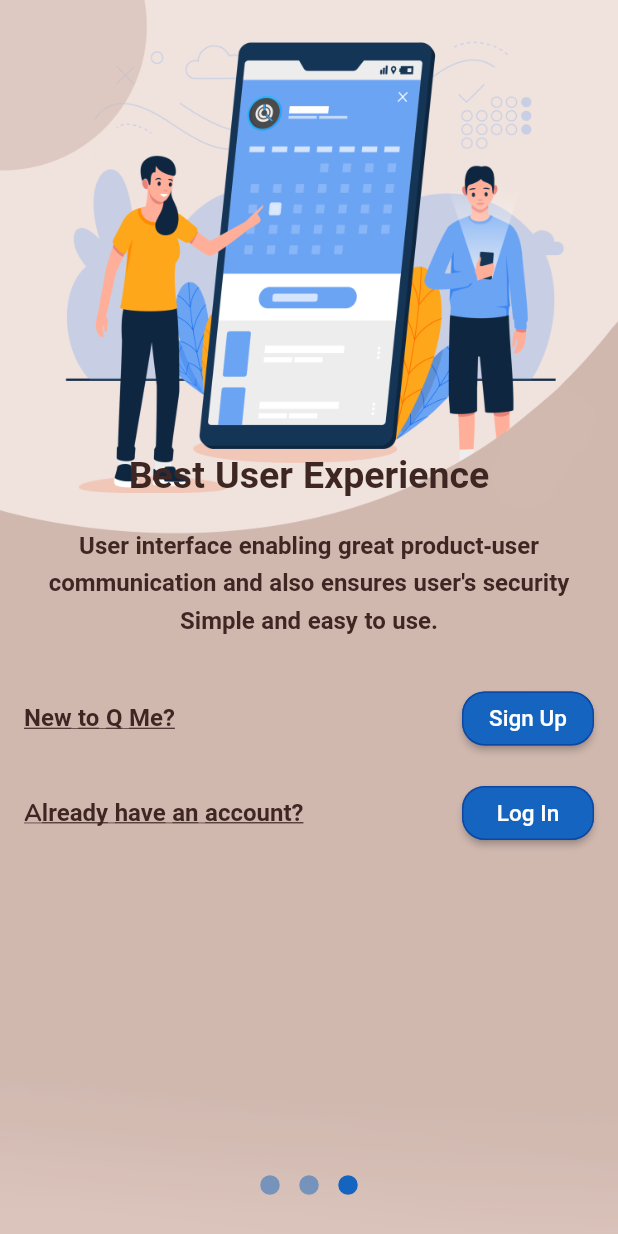
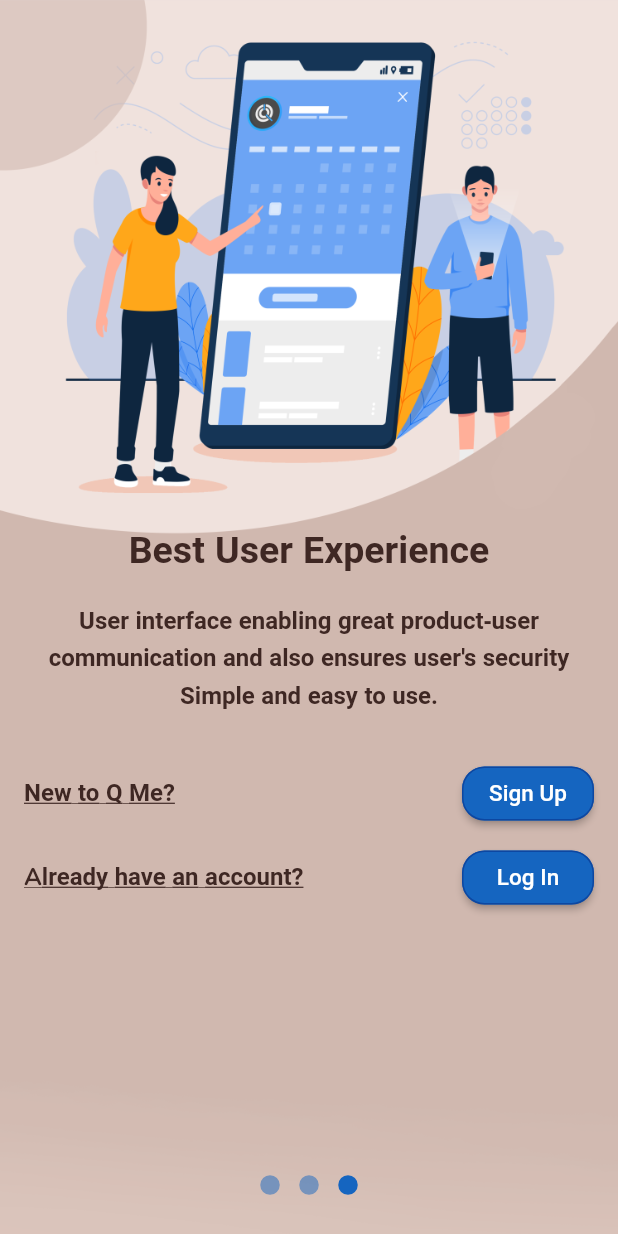
Before and after one commit to Q-Me/q_me, a Flutter app: the IntroScreen screen opened by its route, swiped to page 3, on a phone screen of 412 x 824 dp. Run offline on Flutter 3.47's test engine with Material 2 defaults, Android fonts, the light colour scheme and no system bars; drawn by our look-alikes of intro_slider; our stand-ins replace bloc, cached_network_image, carousel_pro, cloud_firestore, country_code_picker, equatable and 15 more; missing offline and left inert: assorted_layout_widgets, calendar_strip, checkbox_formfield, icon_shadow, keyboard_avoider, maps_launcher and 1 more; accounts and stored records are empty; Roboto replaces fonts that are missing (Avenir); project files that could hold a hidden picture were left out.

Commit message:
Fixed text overlay on image

```diff
--- a/lib/views/introSlider.dart
+++ b/lib/views/introSlider.dart
@@ -3,6 +3,8 @@
 import 'package:intro_slider/dot_animation_enum.dart';
 import 'package:intro_slider/intro_slider.dart';
 import 'package:intro_slider/slide_object.dart';
+import 'package:qme/utilities/logger.dart';
+import 'package:qme/views/home.dart';
 import 'package:qme/views/signin.dart';
 import 'package:qme/views/signup.dart';
 
@@ -67,6 +69,7 @@
     slides.add(
       new Slide(
           widgetDescription: Column(
+            mainAxisAlignment: MainAxisAlignment.end,
             children: [
               Center(
                 child: Text(
@@ -79,7 +82,8 @@
                       fontSize: 16.0),
                 ),
               ),
-              Padding(padding: EdgeInsets.only(top: 30.0)),
+              // Padding(padding: EdgeInsets.only(top: 30.0)),
+              SizedBox(height: 30),
               Row(
                 mainAxisAlignment: MainAxisAlignment.spaceBetween,
                 children: [
@@ -92,7 +96,8 @@
                       )),
                   RaisedButton(
                     onPressed: () {
-                     Navigator.pushNamed(context, SignUpScreen.id);},
+                      Navigator.pushNamed(context, SignUpScreen.id);
+                    },
                     child: Text("Sign Up",
                         style: TextStyle(
                           fontSize: 15.0,
@@ -106,7 +111,7 @@
                   ),
                 ],
               ),
-              Padding(padding: EdgeInsets.only(top: 15.0)),
+              SizedBox(height: 8),
               Row(
                 mainAxisAlignment: MainAxisAlignment.spaceBetween,
                 children: [
@@ -134,11 +139,11 @@
                     textColor: Colors.white,
                   ),
                 ],
-              )
+              ),
             ],
           ),
           title: "Best User Experience",
-          marginTitle: EdgeInsets.only(top: 300.0),
+          marginTitle: EdgeInsets.only(top: 350.0),
           styleTitle: TextStyle(
             color: Colors.brown[900],
             fontWeight: FontWeight.bold,
```
